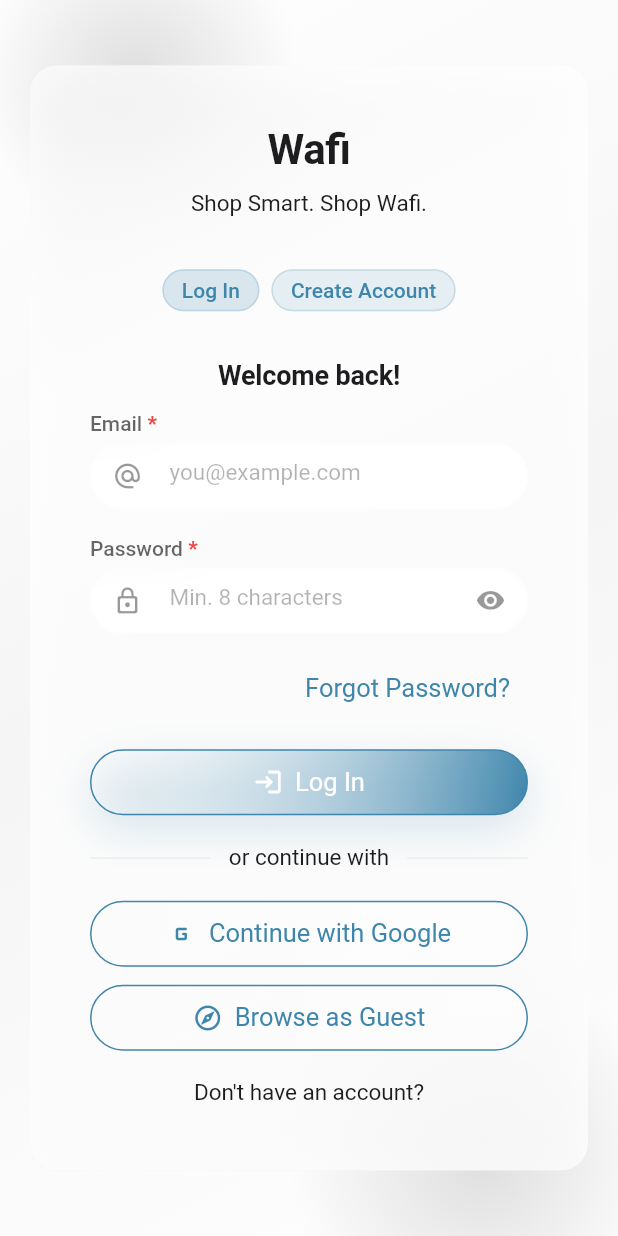
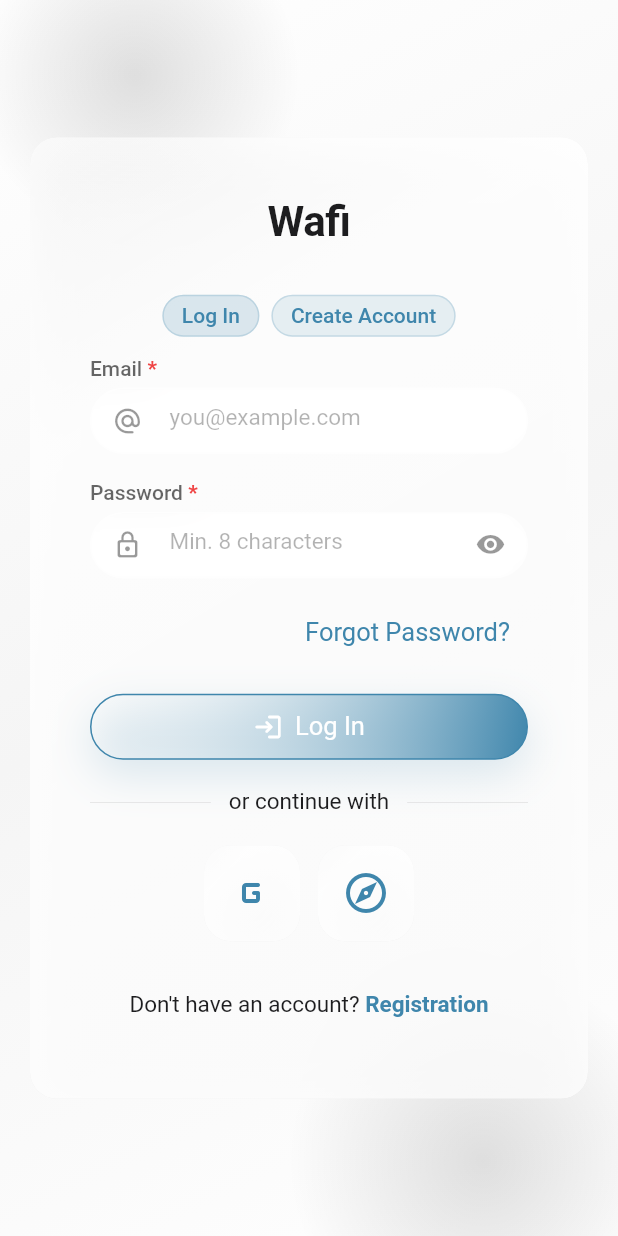
Before and after one commit to shahalamahmed/wafi_ecommerce_app, a Flutter app: the AuthScreen screen opened directly, on a phone screen of 412 x 824 dp. Run offline on Flutter 3.47's test engine with Material 3 defaults, Android fonts, the phone set to English and light mode, and no system bars; our stand-ins replace cloud_firestore, dio, file_picker, firebase_auth, firebase_core, fl_chart and 5 more; accounts and stored records are empty; network calls fail.

Commit message:
update auth screen and login screen

```diff
--- a/lib/core/constants/strings.dart
+++ b/lib/core/constants/strings.dart
@@ -49,6 +49,7 @@
   static const String forgotPassword = 'Forgot Password?';
   static const String resetPassword = 'Reset Password';
   static const String resetSent = 'Reset link sent to your email.';
+  static const String registration = 'Registration';
 
   static const String alreadyHaveAcc = 'Already have an account? ';
   static const String dontHaveAcc = "Don't have an account? ";
--- a/lib/features/auth/auth_screen.dart
+++ b/lib/features/auth/auth_screen.dart
@@ -66,12 +66,6 @@
                             style: Theme.of(context).textTheme.displaySmall
                                 ?.copyWith(fontWeight: FontWeight.w700),
                           ),
-                          const SizedBox(height: AppSizes.sm),
-                          Text(
-                            AppStrings.appTagline,
-                            textAlign: TextAlign.center,
-                            style: Theme.of(context).textTheme.bodyMedium,
-                          ),
                           const SizedBox(height: AppSizes.xl2),
                           Row(
                             mainAxisAlignment: MainAxisAlignment.center,
@@ -90,14 +84,6 @@
                                     authNotifier.setView(AuthView.register),
                               ),
                             ],
-                          ),
-                          const SizedBox(height: AppSizes.xl2),
-                          Text(
-                            authState.view == AuthView.login
-                                ? AppStrings.welcomeBack
-                                : AppStrings.createAccount,
-                            style: Theme.of(context).textTheme.headlineSmall,
-                            textAlign: TextAlign.center,
                           ),
                           const SizedBox(height: AppSizes.md),
                           if (authState.hasError) ...[
@@ -143,12 +129,40 @@
                                   ),
                           ),
                           const SizedBox(height: AppSizes.lg),
-                          Text(
-                            authState.view == AuthView.login
-                                ? AppStrings.dontHaveAcc
-                                : AppStrings.alreadyHaveAcc,
-                            textAlign: TextAlign.center,
-                            style: Theme.of(context).textTheme.bodyMedium,
+                          Center(
+                            child: TextButton(
+                              onPressed: authState.isLoading
+                                  ? null
+                                  : () => authNotifier.setView(
+                                      authState.view == AuthView.login
+                                          ? AuthView.register
+                                          : AuthView.login,
+                                    ),
+                              child: Text.rich(
+                                TextSpan(
+                                  style: Theme.of(context).textTheme.bodyMedium,
+                                  children: [
+                                    TextSpan(
+                                      text: authState.view == AuthView.login
+                                          ? AppStrings.dontHaveAcc
+                                          : AppStrings.alreadyHaveAcc,
+                                    ),
+                                    TextSpan(
+                                      text: authState.view == AuthView.login
+                                          ? AppStrings.registration
+                                          : AppStrings.login,
+                                      style: TextStyle(
+                                        color: Theme.of(
+                                          context,
+                                        ).colorScheme.primary,
+                                        fontWeight: FontWeight.w700,
+                                      ),
+                                    ),
+                                  ],
+                                ),
+                                textAlign: TextAlign.center,
+                              ),
+                            ),
                           ),
                         ],
                       ),
--- a/lib/features/auth/widgets/login_form.dart
+++ b/lib/features/auth/widgets/login_form.dart
@@ -4,6 +4,7 @@
 import 'package:wafi_ecommerce_app/core/utils/validators.dart';
 import 'package:wafi_ecommerce_app/features/auth/auth_model.dart';
 import 'package:wafi_ecommerce_app/shared/widgets/glass_button.dart';
+import 'package:wafi_ecommerce_app/shared/widgets/glass_card.dart';
 import 'package:wafi_ecommerce_app/shared/widgets/glass_input.dart';
 
 class LoginForm extends StatefulWidget {
@@ -130,20 +131,68 @@
           ],
         ),
         const SizedBox(height: AppSizes.lg),
-        GlassButton(
-          label: AppStrings.continueGoogle,
-          variant: GlassButtonVariant.ghost,
-          prefixIcon: Icons.g_mobiledata_rounded,
-          onPressed: widget.isLoading ? null : widget.onGoogleSignIn,
-        ),
-        const SizedBox(height: AppSizes.md),
-        GlassButton(
-          label: AppStrings.continueGuest,
-          variant: GlassButtonVariant.ghost,
-          prefixIcon: Icons.explore_outlined,
-          onPressed: widget.isLoading ? null : widget.onGuestMode,
+        Row(
+          mainAxisAlignment: MainAxisAlignment.center,
+          children: [
+            _AuthIconAction(
+              tooltip: AppStrings.continueGoogle,
+              icon: Icons.g_mobiledata_rounded,
+              onTap: widget.isLoading ? null : widget.onGoogleSignIn,
+            ),
+            const SizedBox(width: AppSizes.md),
+            _AuthIconAction(
+              tooltip: AppStrings.continueGuest,
+              icon: Icons.explore_outlined,
+              onTap: widget.isLoading ? null : widget.onGuestMode,
+            ),
+          ],
         ),
       ],
+    );
+  }
+}
+
+class _AuthIconAction extends StatelessWidget {
+  const _AuthIconAction({
+    required this.tooltip,
+    required this.icon,
+    required this.onTap,
+  });
+
+  final String tooltip;
+  final IconData icon;
+  final VoidCallback? onTap;
+
+  @override
+  Widget build(BuildContext context) {
+    final isDisabled = onTap == null;
+    final color = Theme.of(context).colorScheme.primary;
+    final child = GlassCard(
+      variant: GlassCardVariant.elevated,
+      width: 64,
+      height: 64,
+      padding: EdgeInsets.zero,
+      borderRadius: BorderRadius.circular(AppSizes.radiusLg),
+      child: Icon(icon, size: 32, color: color),
+    );
+
+    return Tooltip(
+      message: tooltip,
+      child: AnimatedOpacity(
+        duration: const Duration(milliseconds: AppSizes.animFast),
+        opacity: isDisabled ? AppSizes.opacityDisabled : 1,
+        child: isDisabled
+            ? child
+            : GlassTappableCard(
+                onTap: onTap!,
+                variant: GlassCardVariant.elevated,
+                width: 64,
+                height: 64,
+                padding: EdgeInsets.zero,
+                borderRadius: BorderRadius.circular(AppSizes.radiusLg),
+                child: Icon(icon, size: 32, color: color),
+              ),
+      ),
     );
   }
 }
```
